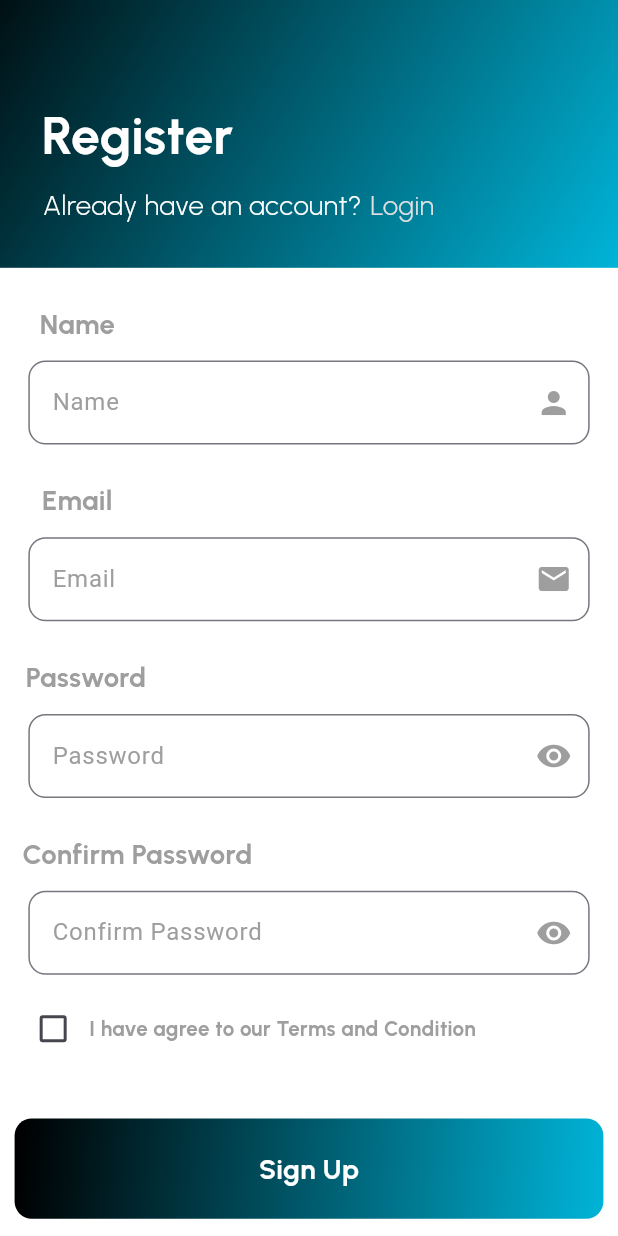
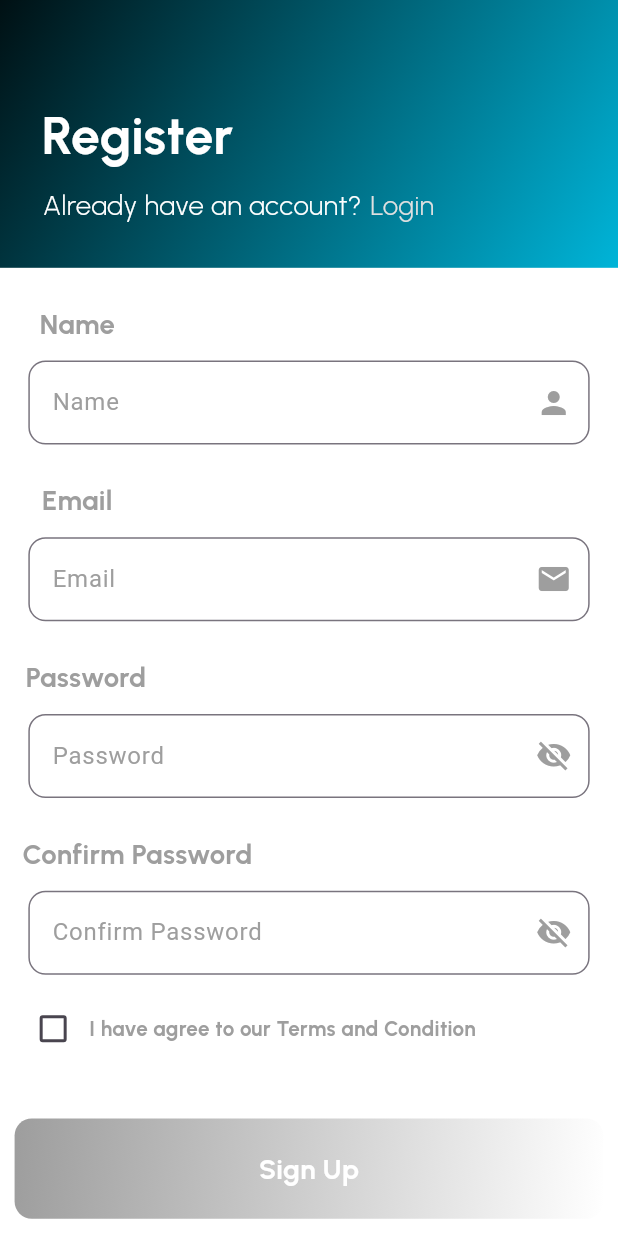
Before and after one commit to MoAlaa2002/wasalny_app, a Flutter app: the screen it shows after launch, scrolled down 83 dp, on a phone screen of 412 x 824 dp. Run offline on Flutter 3.47's test engine with Material 3 defaults, Android fonts, the phone set to English and light mode, and no system bars; our stand-ins replace firebase_auth, firebase_core, flutter_bloc, flutter_screenutil, get_it, go_router and 1 more; accounts and stored records are empty.

Commit message:
Update Register Done

```diff
--- a/lib/core/widgets/custom_text_form_filed.dart
+++ b/lib/core/widgets/custom_text_form_filed.dart
@@ -6,13 +6,11 @@ class CustomTextFormFiled extends StatelessWidget {
   CustomTextFormFiled({
     super.key,
     this.isHidden,
-    this.vaildate,
     required this.label,
     required this.icon,
     this.controller,
   });
   bool? isHidden;
-  final String? Function(String?)? vaildate;
   final String label;
   final Widget icon;
   final TextEditingController? controller;
@@ -21,7 +19,13 @@ class CustomTextFormFiled extends StatelessWidget {
     return TextFormField(
       controller: controller,
       obscureText: isHidden!,
-      validator: vaildate,
+      validator: (value) {
+        if (value!.isEmpty) {
+          return "This Filed Is Reqiured";
+        } else {
+          return null;
+        }
+      },
       decoration: InputDecoration(
         suffixIcon: icon,
         suffixIconColor: AppColors.grey500,
--- a/lib/features/auth/presentation/controller/cubit/register/register_state.dart
+++ b/lib/features/auth/presentation/controller/cubit/register/register_state.dart
@@ -11,3 +11,15 @@ class FailureRegisterSate extends RegisterState {
 
   FailureRegisterSate({required this.errormsg});
 }
+
+class TermsAndConditionChangesState extends RegisterState {
+  final bool value;
+
+  TermsAndConditionChangesState({required this.value});
+}
+
+class ShowPassState extends RegisterState {
+  final bool value;
+
+  ShowPassState({required this.value});
+}
--- /dev/null
+++ b/lib/features/auth/presentation/views/widgets/custom_terms_and_conditions.dart
@@ -0,0 +1,43 @@
+import 'package:flutter/material.dart';
+import 'package:flutter_bloc/flutter_bloc.dart';
+import 'package:wasalny_app/core/constants/colors.dart';
+import 'package:wasalny_app/core/constants/fonts.dart';
+import 'package:wasalny_app/features/auth/presentation/controller/cubit/register/register_cubit.dart';
+
+class CustomTermsAndConditions extends StatefulWidget {
+  const CustomTermsAndConditions({super.key});
+
+  @override
+  State<CustomTermsAndConditions> createState() =>
+      _CustomTermsAndConditionsState();
+}
+
+class _CustomTermsAndConditionsState extends State<CustomTermsAndConditions> {
+  bool? value = false;
+
+  @override
+  Widget build(BuildContext context) {
+    return Row(
+      children: [
+        Checkbox(
+          value: value,
+          onChanged: (newValue) {
+            setState(() {
+              value = newValue;
+              BlocProvider.of<RegisterCubit>(
+                context,
+              ).updateTermsAndconditions(newValue);
+            });
+          },
+        ),
+        Text(
+          "I have agree to our Terms and Condition",
+          style: AppFont.text12.copyWith(
+            color: AppColors.grey500,
+            fontWeight: FontWeight.bold,
+          ),
+        ),
+      ],
+    );
+  }
+}
--- a/lib/features/auth/presentation/views/widgets/register_body.dart
+++ b/lib/features/auth/presentation/views/widgets/register_body.dart
@@ -10,6 +10,8 @@ import 'package:wasalny_app/core/widgets/custom_text_form_filed.dart';
 import 'package:wasalny_app/features/auth/presentation/controller/cubit/register/register_cubit.dart';
 import 'package:wasalny_app/features/auth/presentation/controller/cubit/register/register_state.dart';
 import 'package:wasalny_app/features/auth/presentation/views/widgets/app_bar_register.dart';
+import 'package:wasalny_app/features/auth/presentation/views/widgets/custom_terms_and_conditions.dart';
+import 'package:wasalny_app/features/auth/presentation/views/widgets/show_password_icon.dart';
 
 class RegisterBody extends StatelessWidget {
   const RegisterBody({super.key});
@@ -100,8 +102,8 @@ class RegisterBody extends StatelessWidget {
                       controller: read.password,
 
                       label: "Password",
-                      icon: Icon(Icons.remove_red_eye),
-                      isHidden: false,
+                      icon: ShowPasswordIcon(),
+                      isHidden: !read.isShowPass,
                     ),
                   ),
                   Padding(
@@ -124,8 +126,8 @@ class RegisterBody extends StatelessWidget {
                       controller: read.conformPassword,
 
                       label: "Confirm Password",
-                      icon: Icon(Icons.remove_red_eye),
-                      isHidden: false,
+                      icon: ShowPasswordIcon(),
+                      isHidden: !read.isShowPass,
                     ),
                   ),
                   Padding(
@@ -134,32 +136,31 @@ class RegisterBody extends StatelessWidget {
                       left: 10.w,
                       bottom: 30.h,
                     ),
-                    child: Row(
-                      children: [
-                        Checkbox(value: false, onChanged: (value) {}),
-                        Text(
-                          "I have agree to our Terms and Condition",
-                          style: AppFont.text12.copyWith(
-                            color: AppColors.grey500,
-                            fontWeight: FontWeight.bold,
+                    child: CustomTermsAndConditions(),
                   ),
-                        ),
-                      ],
-                    ),
-                  ),
-                  CustomButton(
+                  read.isLoading == false
+                      ? CustomButton(
                           onTap: () {
+                            if (read.value == true) {
                               read.registervalidate();
                               read.confirmPass();
+                            }
                           },
                           height: 56.h,
                           width: 343.w,
                           gradient: LinearGradient(
-                      colors: [AppColors.black, AppColors.babyblue],
+                            colors: read.value == false
+                                ? [AppColors.grey, Colors.white]
+                                : [AppColors.black, AppColors.babyblue],
                             begin: Alignment.centerLeft,
                             end: Alignment.bottomRight,
                           ),
                           text: "Sign Up",
+                        )
+                      : Center(
+                          child: CircularProgressIndicator(
+                            color: AppColors.grey,
+                          ),
                         ),
                   SizedBox(height: 10.h),
                 ],
--- /dev/null
+++ b/lib/features/auth/presentation/views/widgets/show_password_icon.dart
@@ -0,0 +1,28 @@
+import 'package:flutter/material.dart';
+import 'package:flutter_bloc/flutter_bloc.dart';
+import 'package:wasalny_app/features/auth/presentation/controller/cubit/register/register_cubit.dart';
+
+class ShowPasswordIcon extends StatefulWidget {
+  const ShowPasswordIcon({super.key});
+
+  @override
+  State<ShowPasswordIcon> createState() => _MyWidgetState();
+}
+
+class _MyWidgetState extends State<ShowPasswordIcon> {
+  bool isPassword = false;
+  @override
+  Widget build(BuildContext context) {
+    return IconButton(
+      onPressed: () {
+        setState(() {
+          isPassword = !isPassword;
+          BlocProvider.of<RegisterCubit>(context).showPassword();
+        });
+      },
+      icon: isPassword
+          ? Icon(Icons.visibility_sharp)
+          : Icon(Icons.visibility_off_sharp),
+    );
+  }
+}
```
Also changed, not shown: lib/features/auth/presentation/controller/cubit/register/register_cubit.dart (+23 -3 lines), 1 other file. Lines whose indentation alone changed are shown as unchanged.
